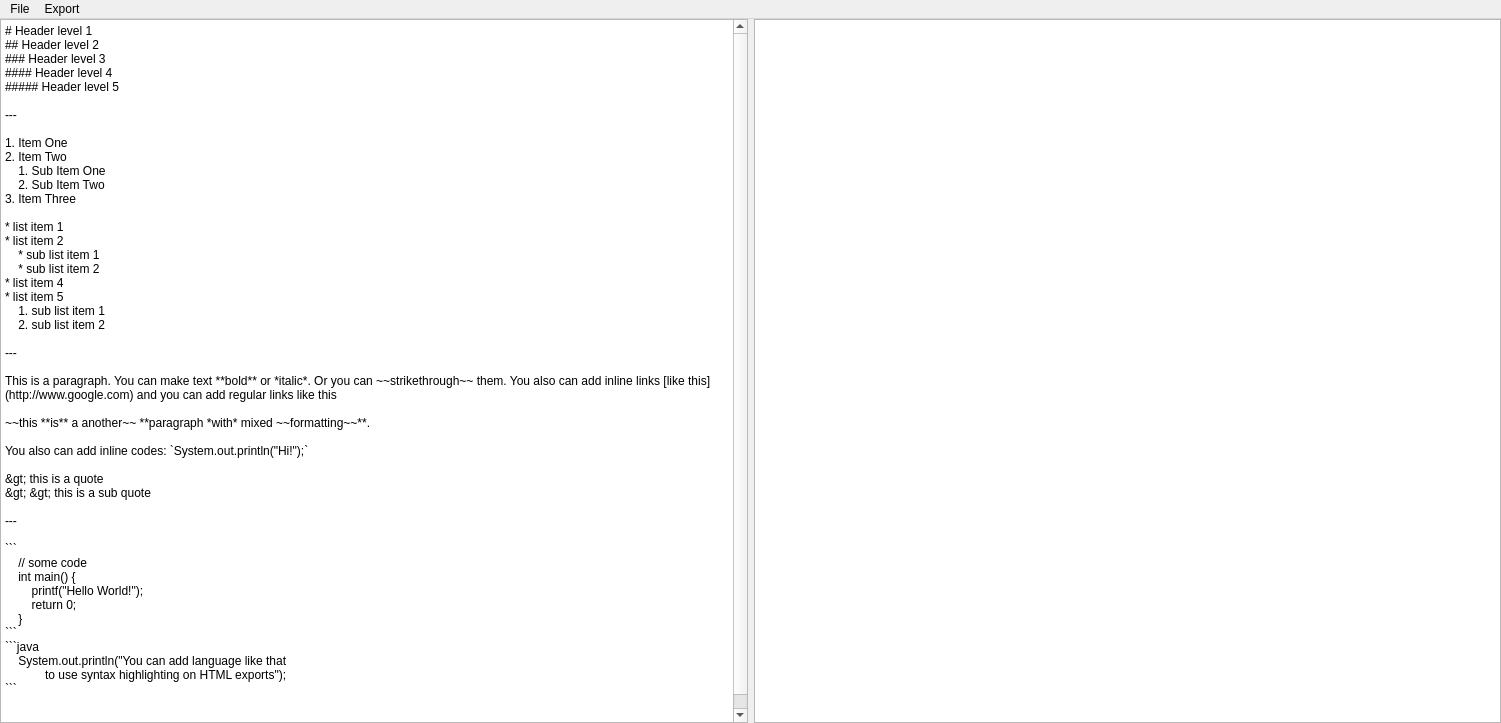
Qt form newnotewindow.ui (dhamith93/QuickNote) before a commit.
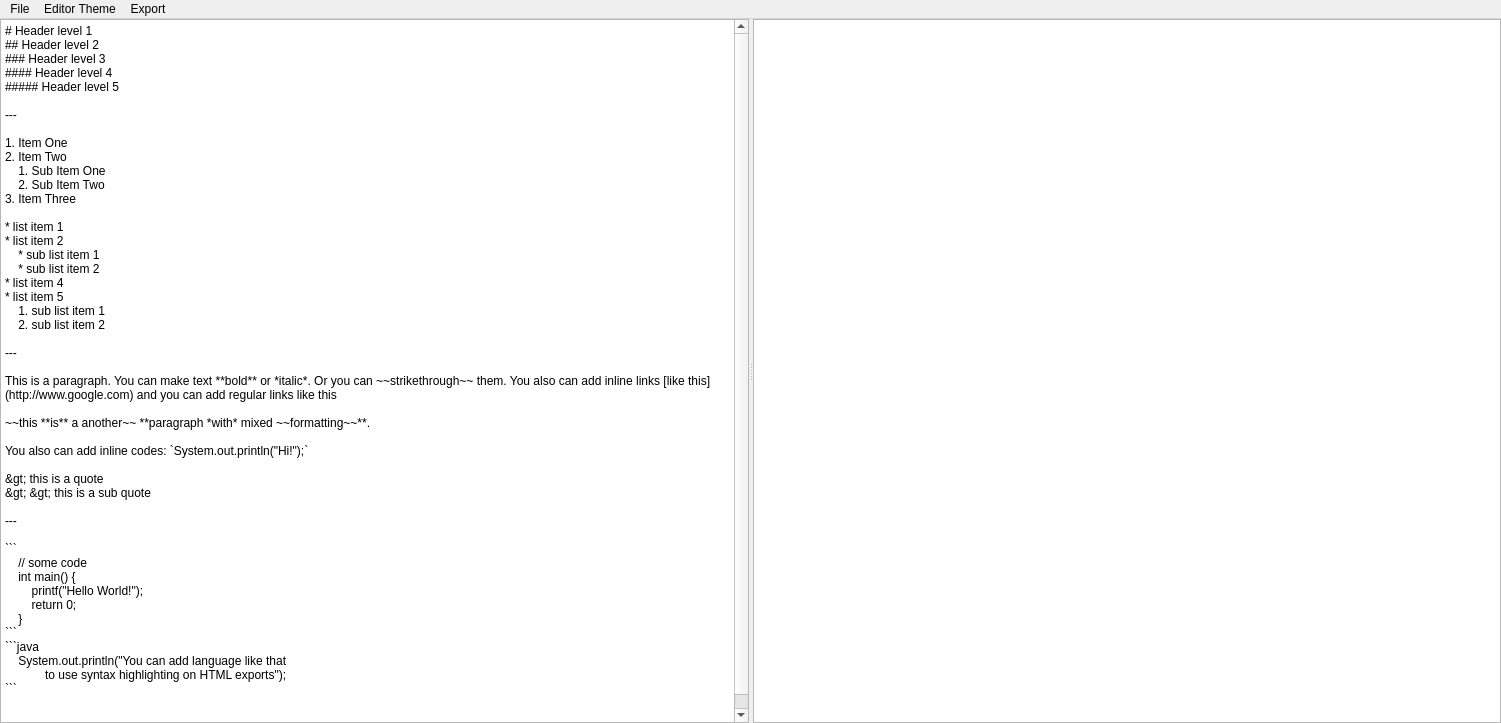
The same form after that commit. Icons and pictures are not drawn.

What changed in the file:
```diff
--- a/newnotewindow.ui
+++ b/newnotewindow.ui
@@ -32,6 +32,10 @@
      <number>0</number>
     </property>
     <item>
+     <widget class="QSplitter" name="splitter">
+      <property name="orientation">
+       <enum>Qt::Horizontal</enum>
+      </property>
      <widget class="QPlainTextEdit" name="txtInput">
       <property name="plainText">
        <string># Header level 1
@@ -88,9 +92,10 @@
        <number>40</number>
       </property>
      </widget>
-    </item>
-    <item>
      <widget class="QTextBrowser" name="previewWindow">
+       <property name="styleSheet">
+        <string notr="true"/>
+       </property>
       <property name="html">
        <string>&lt;!DOCTYPE HTML PUBLIC &quot;-//W3C//DTD HTML 4.0//EN&quot; &quot;http://www.w3.org/TR/REC-html40/strict.dtd&quot;&gt;
 &lt;html&gt;&lt;head&gt;&lt;meta name=&quot;qrichtext&quot; content=&quot;1&quot; /&gt;&lt;style type=&quot;text/css&quot;&gt;
@@ -99,6 +104,7 @@
 &lt;p style=&quot;-qt-paragraph-type:empty; margin-top:0px; margin-bottom:12px; margin-left:0px; margin-right:0px; -qt-block-indent:0; text-indent:0px;&quot;&gt;&lt;br /&gt;&lt;/p&gt;&lt;/body&gt;&lt;/html&gt;</string>
       </property>
      </widget>
+     </widget>
     </item>
    </layout>
   </widget>
@@ -126,7 +132,15 @@
     <addaction name="actionHTML"/>
     <addaction name="actionDOCX"/>
    </widget>
+   <widget class="QMenu" name="menuEditor_Theme">
+    <property name="title">
+     <string>Editor Theme</string>
+    </property>
+    <addaction name="actionSet_Background_Color"/>
+    <addaction name="actionSet_Font_Color"/>
+   </widget>
    <addaction name="menuFile"/>
+   <addaction name="menuEditor_Theme"/>
    <addaction name="menuExport"/>
   </widget>
   <action name="actionSave">
```
Left out of the diff: 27 changed lines with no effect on the pictures. Lines whose indentation alone changed are shown as unchanged.
